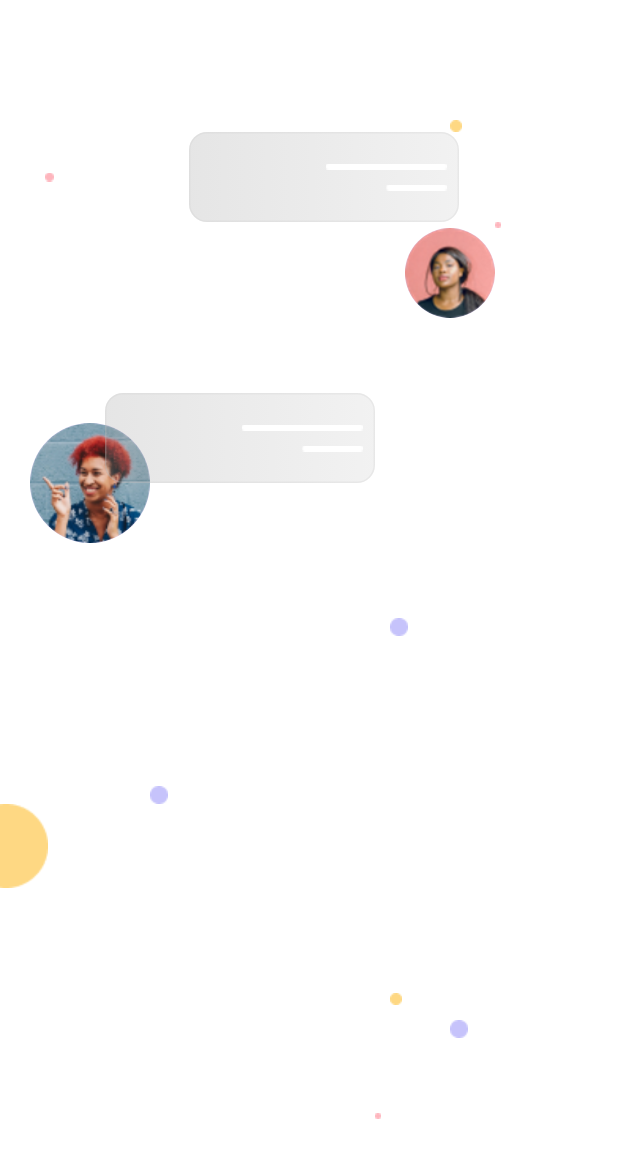
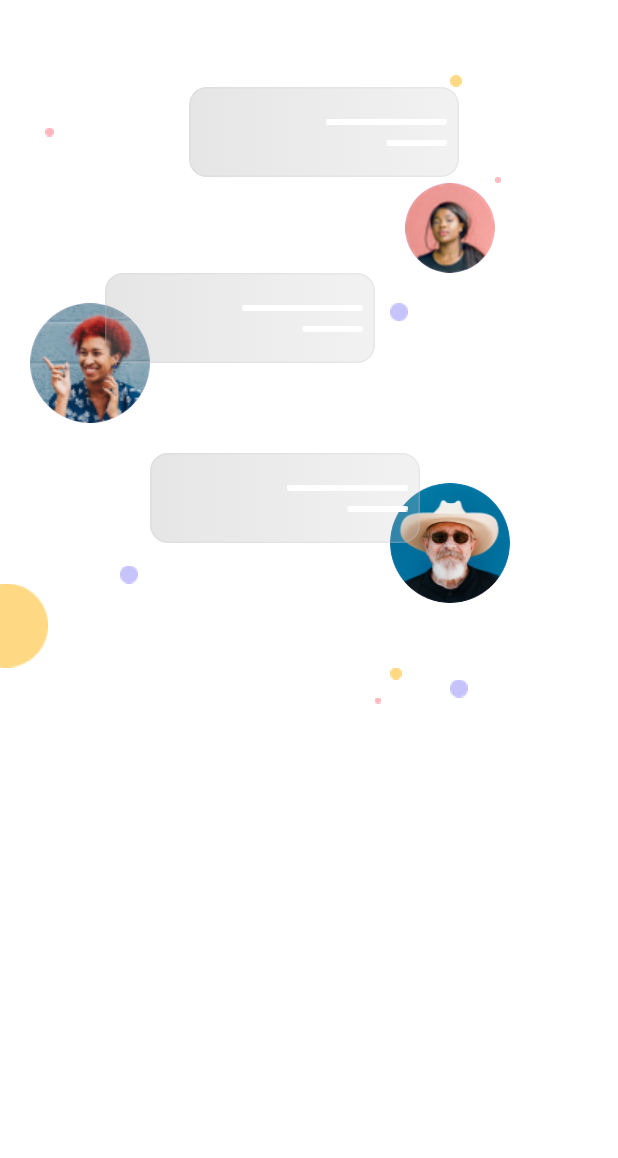
Before and after one commit to adeenazara2002/Flutter-final-project, a Flutter app: the screen it shows after launch, on a phone screen of 412 x 824 dp. Shown: the top 1158 px of the screen. Run offline on Flutter 3.47's test engine with Material 3 defaults, Android fonts, the phone set to English and light mode, and no system bars.

Commit message:
Onboard Screen

```diff
--- a/lib/Screens/onBoard1.dart
+++ b/lib/Screens/onBoard1.dart
@@ -18,7 +18,7 @@ class _OnBoardState extends State<OnBoard> {
         child: Column(
           children: [
             SizedBox(
-              height: 80,
+              height: 50,
             ),
             Row(
               children: [
@@ -87,12 +87,20 @@ class _OnBoardState extends State<OnBoard> {
               ],
             ),
 
-            SizedBox(height: 70,),
+            SizedBox(
+              height: 20,
+            ),
             SizedBox(
               height: 120, // Height of the stack
               child: Stack(
                 clipBehavior: Clip.none, // Allow overflow for overlap
                 children: [
+                  Row(
+              children: [
+                Padding(padding: EdgeInsets.only(left: 260)),
+                Image.asset('assets/images/purpleBall.png'),
+              ],
+            ),
                   // CircleAvatar (red head)
                   Positioned(
                     top: 0, // Place red head at the base
@@ -105,8 +113,7 @@ class _OnBoardState extends State<OnBoard> {
                   // Grey Container overlapping the top right of redhead image
                   Positioned(
                     top: -20, // Adjust overlap to make container appear higher
-                    left:
-                        70, // Adjust positioning to overlap the redhead image
+                    left: 70, // Adjust positioning to overlap the redhead image
                     child: Container(
                       height: 60,
                       width: 180,
@@ -145,21 +152,70 @@ class _OnBoardState extends State<OnBoard> {
                 ],
               ),
             ),
+
             SizedBox(
-              height: 10,
+              height: 50, // Height of the stack
+              child: Stack(
+                clipBehavior: Clip.none, // Allow overflow for overlap
+                children: [
+                  // CircleAvatar (red head)
+                  Positioned(
+                    top: 0, // Place red head at the base
+                    left: 260, // Adjust positioning of avatar
+                    child: CircleAvatar(
+                      backgroundImage: AssetImage('assets/images/uncle.png'),
+                      radius: 40, // Adjust radius
+                    ),
+                  ),
+                  // Grey Container overlapping the top right of redhead image
+                  Positioned(
+                    top: -20, // Adjust overlap to make container appear higher
+                    left: 100, // Adjust positioning to overlap the redhead image
+                    child: Container(
+                      height: 60,
+                      width: 180,
+                      decoration: BoxDecoration(
+                        gradient: LinearGradient(
+                          colors: [
+                            Color.fromRGBO(153, 153, 153, 0.25),
+                            Color.fromRGBO(202, 202, 202, 0.25),
+                          ],
+                        ),
+                        borderRadius: BorderRadius.circular(12),
+                        border: Border.all(
+                          color: Color.fromRGBO(202, 202, 202, 0.25),
+                        ),
+                      ),
+                      child: Column(
+                        children: [
+                          SizedBox(height: 20),
+                          Row(
+                            children: [
+                              Padding(padding: EdgeInsets.only(left: 90)),
+                              Image.asset('assets/images/bigLine.png'),
+                            ],
+                          ),
+                          SizedBox(height: 10),
+                          Row(
+                            children: [
+                              Padding(padding: EdgeInsets.only(left: 130)),
+                              Image.asset('assets/images/smallLine.png'),
+                            ],
+                          ),
+                        ],
+                      ),
+                    ),
+                  ),
+                ],
+              ),
+            ),
+
+            SizedBox(
+              height: 5,
             ),
             Row(
               children: [
-                Padding(padding: EdgeInsets.only(left: 260)),
-                Image.asset('assets/images/purpleBall.png'),
-              ],
-            ),
-            SizedBox(
-              height: 100,
-            ),
-            Row(
-              children: [
-                Padding(padding: EdgeInsets.only(left: 100)),
+                Padding(padding: EdgeInsets.only(left: 80)),
                 Image.asset('assets/images/purpleBall.png'),
               ],
             ),
@@ -168,27 +224,27 @@ class _OnBoardState extends State<OnBoard> {
                 Image.asset('assets/images/yellowBigBall.png'),
               ],
             ),
-            SizedBox(
-              height: 70,
-            ),
+            // SizedBox(
+            //   height: 20,
+            // ),
             Row(
               children: [
                 Padding(padding: EdgeInsets.only(left: 260)),
                 Image.asset('assets/images/yellowBall.png'),
               ],
             ),
-            SizedBox(
-              height: 10,
-            ),
+            // SizedBox(
+            //   height: 10,
+            // ),
             Row(
               children: [
                 Padding(padding: EdgeInsets.only(left: 300)),
                 Image.asset('assets/images/purpleBall.png'),
               ],
             ),
-            SizedBox(
-              height: 50,
-            ),
+            // SizedBox(
+            //   height: 10,
+            // ),
             Row(
               children: [
                 Padding(padding: EdgeInsets.only(left: 250)),
```
